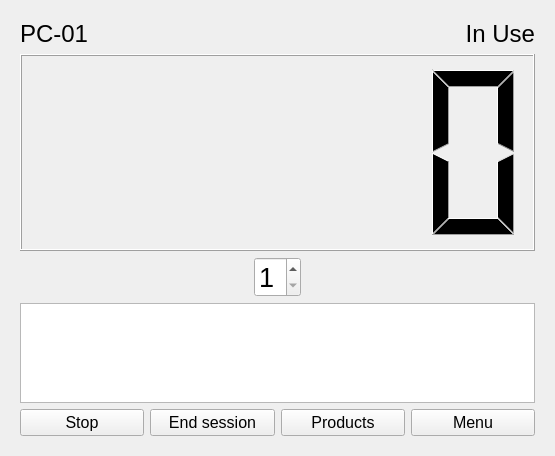
The window that system.ui (Mohsenhatami000/GameNet-Manager) describes before a commit, drawn with Qt 5.
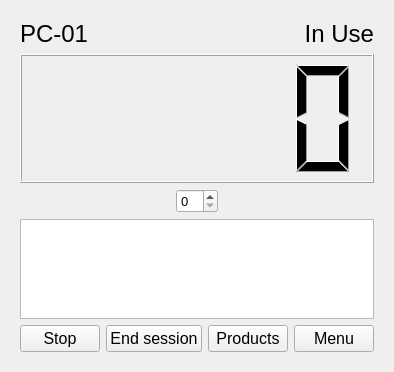
The same window after the commit. The open tabs and pages were chosen to show the change.

Commit message: feat: add systems to main window dynamically

```diff
--- a/system.ui
+++ b/system.ui
@@ -6,8 +6,8 @@
    <rect>
     <x>0</x>
     <y>0</y>
-    <width>555</width>
-    <height>456</height>
+    <width>391</width>
+    <height>372</height>
    </rect>
   </property>
   <property name="windowTitle">
@@ -143,6 +143,12 @@
            <verstretch>100</verstretch>
           </sizepolicy>
          </property>
+         <property name="minimumSize">
+          <size>
+           <width>120</width>
+           <height>100</height>
+          </size>
+         </property>
          <property name="sizeIncrement">
           <size>
            <width>0</width>
@@ -170,15 +176,9 @@
           <widget class="QSpinBox" name="spinBox_quantity_2">
            <property name="font">
             <font>
-             <pointsize>20</pointsize>
+             <pointsize>10</pointsize>
             </font>
            </property>
-           <property name="minimum">
-            <number>1</number>
-           </property>
-           <property name="maximum">
-            <number>4</number>
-           </property>
           </widget>
          </item>
          <item>
```
Left out of the diff: 4 changed lines with no effect on the pictures. The commit also changes 4 other files.
